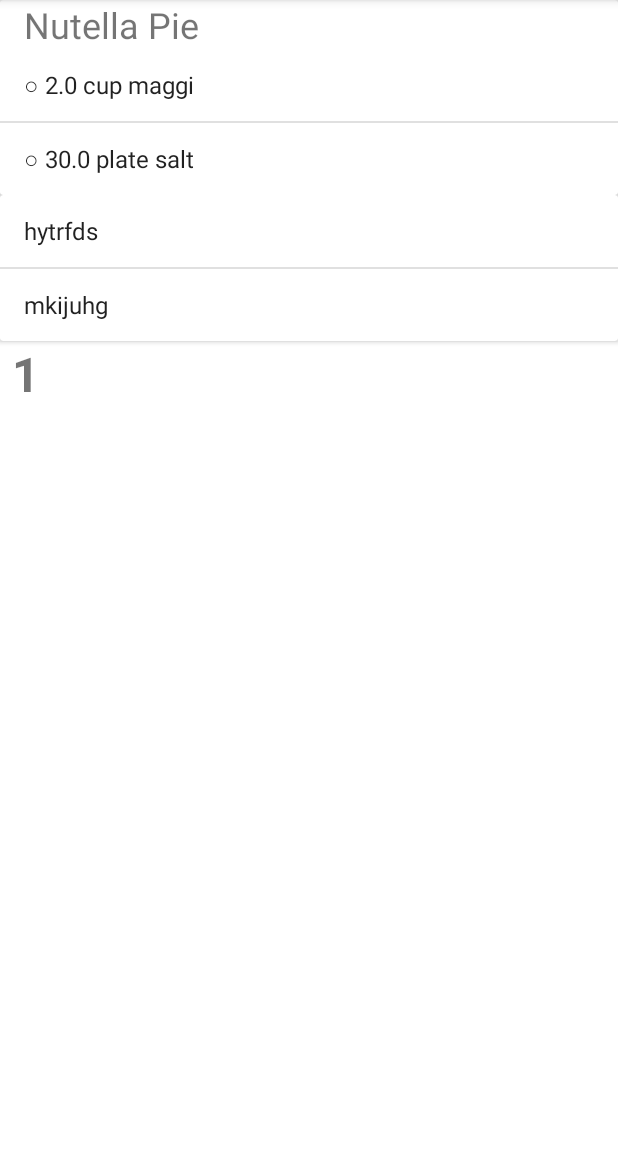
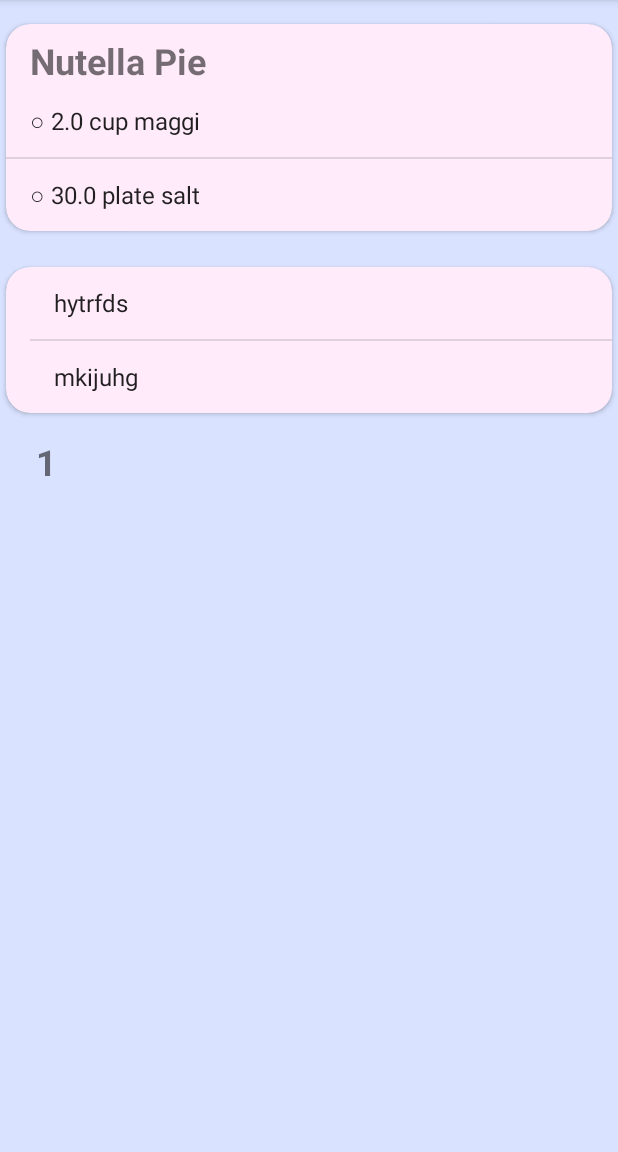
Before and after one commit to gabbyudo/BakingApp, an Android app: the screen it shows after launch (DetailDisplayActivity), after a tap on "Nutella Pie", on a phone screen of 412 x 824 dp, the part 84-1236 px from its top. Run offline under Robolectric (Android 15) with nearby library versions, the phone set to English and light mode, and no system bars.

Commit message:
Card added

```diff
--- a/app/src/main/res/layout/detail_display.xml
+++ b/app/src/main/res/layout/detail_display.xml
@@ -3,6 +3,7 @@
     xmlns:app="http://schemas.android.com/apk/res-auto"
     xmlns:tools="http://schemas.android.com/tools"
     android:layout_width="match_parent"
+    android:background="@color/material_dynamic_primary90"
     android:layout_height="match_parent"
     android:orientation="vertical"
     tools:context=".DetailDisplayActivity">
@@ -15,6 +16,14 @@
 
     <androidx.cardview.widget.CardView
         android:layout_width="match_parent"
+        android:layout_marginTop="16dp"
+        android:layout_marginStart="4dp"
+        android:layout_marginEnd="4dp"
+        app:cardBackgroundColor="@color/material_dynamic_tertiary95"
+        app:cardElevation="@dimen/cardview_default_radius"
+        android:elevation="16dp"
+        android:outlineSpotShadowColor="@color/black"
+        app:cardCornerRadius="16dp"
         android:layout_height="wrap_content" >
         <LinearLayout
             android:layout_width="match_parent"
@@ -28,8 +37,10 @@
                 android:layout_width="wrap_content"
                 android:layout_height="wrap_content"
                 android:layout_marginStart="16dp"
+                android:layout_marginTop="8dp"
                 android:text=""
-                android:textSize="24sp" />
+                android:textSize="24sp"
+                android:textStyle="bold" />
 
         <ListView
             android:id="@+id/ingredient"
@@ -40,10 +51,19 @@
 
     <androidx.cardview.widget.CardView
         android:layout_width="match_parent"
+        android:elevation="24dp"
+        android:layout_marginStart="4dp"
+        android:layout_marginEnd="4dp"
+        app:cardBackgroundColor="@color/material_dynamic_tertiary95"
+        android:layout_marginTop="24dp"
+        app:cardCornerRadius="16dp"
+
+        android:outlineAmbientShadowColor="@color/black"
         android:layout_height="wrap_content" >
 
         <ListView
             android:id="@+id/step"
+            android:layout_marginStart="16dp"
             android:layout_width="match_parent"
             android:layout_height="wrap_content" />
     </androidx.cardview.widget.CardView>
@@ -54,9 +74,8 @@
             android:id="@+id/serving"
             android:layout_width="match_parent"
             android:layout_height="wrap_content"
-            android:layout_marginStart="8dp"
-
-            android:text=""
-            android:textSize="32sp"
+            android:layout_marginStart="24dp"
+            android:layout_marginTop="16dp"
+            android:textSize="24sp"
             android:textStyle="bold" />
 </LinearLayout>
--- a/app/src/main/res/layout/list_item.xml
+++ b/app/src/main/res/layout/list_item.xml
@@ -7,5 +7,8 @@
         android:id="@+id/recipe_name"
         android:layout_width="match_parent"
         android:layout_height="wrap_content"
-        android:text="TextView" />
+        android:layout_marginStart="16dp"
+        android:layout_marginTop="8dp"
+        android:text="TextView"
+        android:textSize="24sp" />
 </FrameLayout>
```
